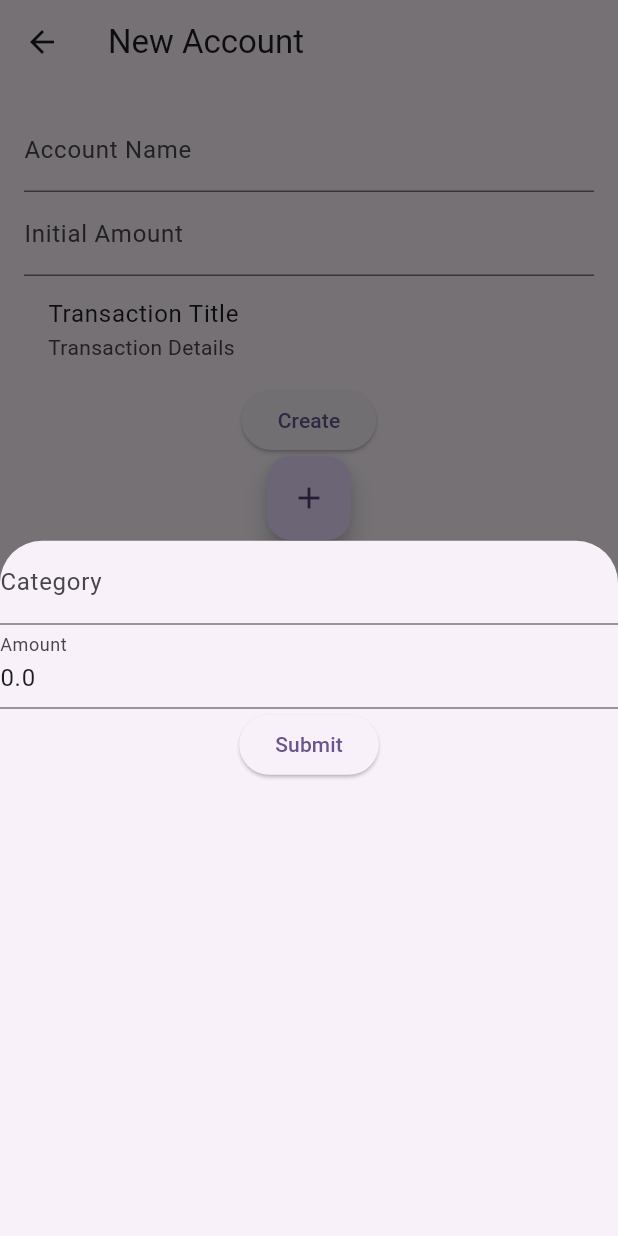
After one commit to JasicMila/budgeting_saving_app, a Flutter app: the AccountDetailsPage screen opened directly, after a tap on "Transaction Title", on a phone screen of 412 x 824 dp. The commit adds this screen. Run offline on Flutter 3.47's test engine with Material 3 defaults, Android fonts, the phone set to English and light mode, and no system bars; our stand-ins replace cloud_firestore, firebase_auth, firebase_core, flutter_dotenv; accounts and stored records are empty.

Commit message:
account details page widened, trying to incorporate transactions, but transactions do not work yet

```diff
--- a/lib/src/views/screens/account_details_page.dart
+++ b/lib/src/views/screens/account_details_page.dart
@@ -2,12 +2,21 @@ import 'package:firebase_auth/firebase_auth.dart';
 import 'package:flutter/material.dart';
 import 'package:cloud_firestore/cloud_firestore.dart';
 import 'package:budgeting_saving_app/src/models/account.dart';
+import 'package:budgeting_saving_app/src/models/transaction.dart' as model;
+import 'package:budgeting_saving_app/src/views/widgets/transaction_form_widget.dart';
+import 'package:intl/intl.dart';
 
 class AccountDetailsPage extends StatefulWidget {
   final Account? account;
   final bool isNew;
+  final model.Transaction? initialTransaction;
 
-  const AccountDetailsPage({super.key, this.account, required this.isNew});
+  const AccountDetailsPage({
+    super.key,
+    this.account,
+    required this.isNew,
+    this.initialTransaction, //Initialize in constructor
+  });
 
   @override
   AccountDetailsPageState createState() => AccountDetailsPageState();
@@ -23,7 +32,8 @@ class AccountDetailsPageState extends State<AccountDetailsPage> {
   void initState() {
     super.initState();
     _nameController = TextEditingController(text: widget.account?.name ?? '');
-    _amountController = TextEditingController(text: widget.account?.amount.toString() ?? '');
+    _amountController =
+        TextEditingController(text: widget.account?.amount.toString() ?? '');
     _selectedCurrency = widget.account?.currency ?? 'USD';
   }
 
@@ -42,7 +52,7 @@ class AccountDetailsPageState extends State<AccountDetailsPage> {
       'name': name,
       'currency': _selectedCurrency,
       'amount': amount,
-      'userId': FirebaseAuth.instance.currentUser?.uid, // Ensure you have the user ID
+      'userId': FirebaseAuth.instance.currentUser?.uid,
     };
     // Add new account or update existing one
     if (widget.isNew) {
@@ -57,10 +67,31 @@ class AccountDetailsPageState extends State<AccountDetailsPage> {
     Navigator.pop(context);
   }
 
+  void _openTransactionForm([model.Transaction? existingTransaction]) {
+    // If an existing transaction is passed, we're in edit mode; otherwise, create mode
+    showModalBottomSheet(
+      context: context,
+      builder: (_) => TransactionForm(
+        initialTransaction: existingTransaction ?? model.Transaction(
+          accountId: widget.account?.id ?? '',
+          // Default values for a new transaction
+          amount: 0.0,
+          category: '',
+          type: 'expense',
+          date: DateTime.now(),
+        ),
+        onSubmit: (transaction) async {
+          _handleTransactionSubmission(transaction);
+        },
+      ),
+    );
+  }
+
   @override
   Widget build(BuildContext context) {
     return Scaffold(
-      appBar: AppBar(title: Text(widget.isNew ? 'New Account' : 'Edit Account')),
+      appBar:
+          AppBar(title: Text(widget.isNew ? 'New Account' : 'Edit Account')),
       body: Form(
         key: _formKey,
         child: Padding(
@@ -70,23 +101,102 @@ class AccountDetailsPageState extends State<AccountDetailsPage> {
               TextFormField(
                 controller: _nameController,
                 decoration: const InputDecoration(labelText: 'Account Name'),
-                validator: (value) => value!.isEmpty ? 'Please enter an account name' : null,
+                validator: (value) =>
+                    value!.isEmpty ? 'Please enter an account name' : null,
               ),
               TextFormField(
                 controller: _amountController,
                 decoration: const InputDecoration(labelText: 'Initial Amount'),
-                keyboardType: const TextInputType.numberWithOptions(decimal: true),
-                validator: (value) => value!.isEmpty ? 'Please enter an amount' : null,
+                keyboardType:
+                    const TextInputType.numberWithOptions(decimal: true),
+                validator: (value) =>
+                    value!.isEmpty ? 'Please enter an amount' : null,
+              ),
+              ListTile(
+                onTap: () => _openTransactionForm(),
+                // Pass the transaction to edit
+                title: const Text("Transaction Title"),
+                subtitle: const Text("Transaction Details"),
               ),
               // Currency selector and any additional fields go here
               ElevatedButton(
                 onPressed: _saveAccount,
                 child: Text(widget.isNew ? 'Create' : 'Update'),
               ),
+              FloatingActionButton(
+                onPressed: () => _openTransactionForm(),
+                // Open form for a new transaction
+                child: const Icon(Icons.add),
+              )
             ],
           ),
         ),
       ),
     );
   }
+
+  Widget buildTransactionsList(String accountId) {
+    return StreamBuilder<QuerySnapshot>(
+      stream: FirebaseFirestore.instance
+          .collection('transactions')
+          .where('accountId', isEqualTo: accountId)
+          .orderBy('date', descending: true)
+          .snapshots(),
+      builder: (context, snapshot) {
+        if (!snapshot.hasData) return const CircularProgressIndicator();
+        final transactions = snapshot.data!.docs
+            .map((doc) =>
+            model.Transaction.fromMap(
+                doc.data() as Map<String, dynamic>, doc.id))
+            .toList();
+
+        return ListView.builder(
+          shrinkWrap: true,
+          physics: const NeverScrollableScrollPhysics(),
+          itemCount: transactions.length,
+          itemBuilder: (context, index) {
+            final transaction = transactions[index];
+            return ListTile(
+              title: Text(
+                  '${transaction.type.toUpperCase()}: ${transaction.category}'),
+              subtitle: Text(
+                  '${transaction.amount} - ${DateFormat.yMd().format(
+                      transaction.date)}'),
+              trailing: IconButton(
+                icon: const Icon(Icons.edit),
+                onPressed: () =>
+                    _openTransactionForm(),
+              ),
+            );
+          },
+        );
+      },
+    );
+  }
+
+  void _handleTransactionSubmission(model.Transaction transaction) async {
+    final transactionCollection =
+    FirebaseFirestore.instance.collection('transactions');
+    try {
+      if (transaction.id.isNotEmpty) {
+        // Update existing transaction
+        await transactionCollection
+            .doc(transaction.id)
+            .update(transaction.toMap());
+      } else {
+        // Add new transaction
+        await transactionCollection.add(transaction.toMap());
+      }
+
+      // Close the form and show success message
+      if (!mounted) return;
+
+      Navigator.of(context).pop();
+      ScaffoldMessenger.of(context).showSnackBar(
+          const SnackBar(content: Text('Transaction saved successfully')));
+    } catch (e) {
+      ScaffoldMessenger.of(context).showSnackBar(
+          const SnackBar(content: Text('Error saving transaction')));
+    }
+  }
 }
--- a/lib/src/views/screens/auth_wrapper.dart
+++ b/lib/src/views/screens/auth_wrapper.dart
@@ -1,7 +1,7 @@
 import 'package:budgeting_saving_app/src/views/screens/main_screen.dart';
 import 'package:firebase_auth/firebase_auth.dart';
 import 'package:flutter/material.dart';
-import 'sign_in_page.dart'; // Import your sign-in page widget
+import 'sign_in_page.dart';
 
 class AuthWrapper extends StatelessWidget {
   const AuthWrapper({super.key});
--- /dev/null
+++ b/lib/src/views/widgets/transaction_form_widget.dart
@@ -0,0 +1,85 @@
+import 'package:flutter/material.dart';
+import 'package:budgeting_saving_app/src/models/transaction.dart' as model;
+import 'package:intl/intl.dart';
+
+// Define a callback type for form submission
+typedef TransactionFormSubmitCallback = Function(model.Transaction transaction);
+
+class TransactionForm extends StatefulWidget {
+  final model.Transaction? initialTransaction;
+  final TransactionFormSubmitCallback onSubmit;
+
+  const TransactionForm({
+    super.key,
+    this.initialTransaction,
+    required this.onSubmit,
+  });
+
+  @override
+  TransactionFormState createState() => TransactionFormState();
+}
+
+class TransactionFormState extends State<TransactionForm> {
+  final _formKey = GlobalKey<FormState>();
+  late String _type;
+  late String _category;
+  late double _amount;
+  late DateTime _date;
+
+  @override
+  void initState() {
+    super.initState();
+    _type = widget.initialTransaction?.type ?? 'expense';
+    _category = widget.initialTransaction?.category ?? '';
+    _amount = widget.initialTransaction?.amount ?? 0.0;
+    _date = widget.initialTransaction?.date ?? DateTime.now();
+  }
+
+  void _submitForm() {
+    if (_formKey.currentState!.validate()) {
+      _formKey.currentState!.save();
+      widget.onSubmit(
+        model.Transaction(
+          id: widget.initialTransaction?.id ?? '',
+          accountId: widget.initialTransaction?.accountId ?? '',
+          type: _type,
+          category: _category,
+          amount: _amount,
+          date: _date,
+        ),
+      );
+    }
+  }
+
+  @override
+  Widget build(BuildContext context) {
+    return Form(
+      key: _formKey,
+      child: Column(
+        children: [
+          TextFormField(
+            initialValue: _category,
+            decoration: const InputDecoration(labelText: 'Category'),
+            onSaved: (value) => _category = value ?? '',
+            validator: (value) => value!.isEmpty ? 'Please enter a category' : null,
+          ),
+          TextFormField(
+            initialValue: _amount.toString(),
+            decoration: const InputDecoration(labelText: 'Amount'),
+            keyboardType: const TextInputType.numberWithOptions(decimal: true),
+            onSaved: (value) => _amount = double.tryParse(value!) ?? 0.0,
+            validator: (value) {
+              if (value == null || double.tryParse(value) == null) return 'Please enter a valid amount';
+              return null;
+            },
+          ),
+          // Add fields for type and date as needed
+          ElevatedButton(
+            onPressed: _submitForm,
+            child: const Text('Submit'),
+          ),
+        ],
+      ),
+    );
+  }
+}
```
Also changed, not shown: lib/src/views/screens/accounts_page.dart (+25 -0 lines).
